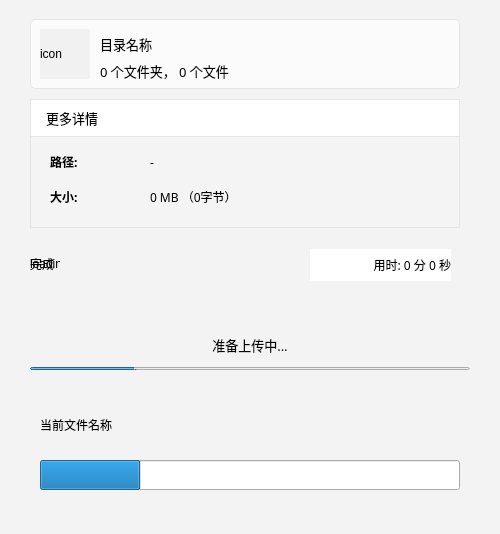
Before: the Qt Designer form Stack/File/dirprocess.ui in duqingnian/DiskClient, drawn with Qt 5.
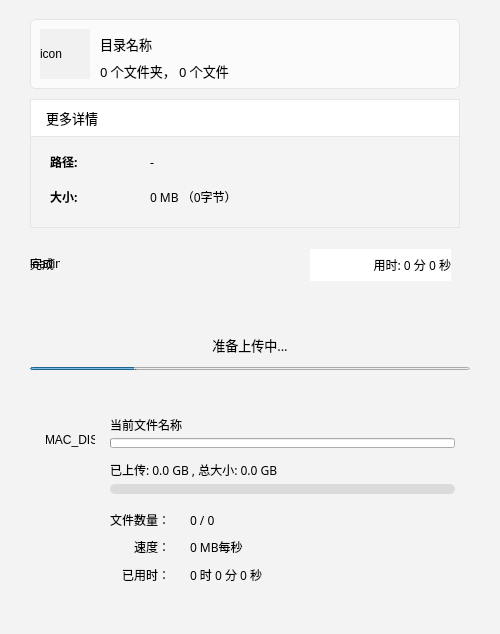
After: the same form once the commit is applied.

Commit message: 完成文件夹上传无错版本2022-6-29

Patch:
```diff
--- a/Stack/File/dirprocess.ui
+++ b/Stack/File/dirprocess.ui
@@ -7,7 +7,7 @@
     <x>0</x>
     <y>0</y>
     <width>500</width>
-    <height>534</height>
+    <height>634</height>
    </rect>
   </property>
   <property name="windowTitle">
@@ -357,15 +357,15 @@
      <x>30</x>
      <y>400</y>
      <width>440</width>
-     <height>101</height>
+     <height>201</height>
     </rect>
    </property>
    <widget class="QLabel" name="label_curr_file">
     <property name="geometry">
      <rect>
-      <x>10</x>
+      <x>80</x>
       <y>15</y>
-      <width>411</width>
+      <width>281</width>
       <height>20</height>
      </rect>
     </property>
@@ -381,19 +381,252 @@
    <widget class="QProgressBar" name="progressBar_uploading">
     <property name="geometry">
      <rect>
-      <x>10</x>
-      <y>60</y>
-      <width>420</width>
-      <height>30</height>
+      <x>80</x>
+      <y>84</y>
+      <width>345</width>
+      <height>10</height>
      </rect>
     </property>
+    <property name="styleSheet">
+     <string notr="true">#progressBar_uploading{
+     border-radius: 5px;
+     background-color: #DBDBDB;
+ }
+#progressBar_uploading::chunk {
+     background-color: #4188F9;
+	border-top-left-radius: 5px;
+border-bottom-left-radius:5px;
+ }</string>
+    </property>
     <property name="value">
-     <number>24</number>
+     <number>0</number>
     </property>
     <property name="textVisible">
      <bool>false</bool>
     </property>
    </widget>
+   <widget class="QLabel" name="label_disk_ico">
+    <property name="geometry">
+     <rect>
+      <x>15</x>
+      <y>15</y>
+      <width>50</width>
+      <height>50</height>
+     </rect>
+    </property>
+    <property name="styleSheet">
+     <string notr="true"/>
+    </property>
+    <property name="text">
+     <string>MAC_DISK</string>
+    </property>
+   </widget>
+   <widget class="QLabel" name="label__sended_size">
+    <property name="geometry">
+     <rect>
+      <x>80</x>
+      <y>62</y>
+      <width>321</width>
+      <height>16</height>
+     </rect>
+    </property>
+    <property name="font">
+     <font>
+      <family>微软雅黑</family>
+      <pointsize>9</pointsize>
+      <weight>50</weight>
+      <bold>false</bold>
+     </font>
+    </property>
+    <property name="styleSheet">
+     <string notr="true">#label__sended_size{
+font-weight:400;
+}</string>
+    </property>
+    <property name="text">
+     <string>已上传: 0.0 GB , 总大小: 0.0 GB</string>
+    </property>
+   </widget>
+   <widget class="QLabel" name="label__file_num_progress">
+    <property name="geometry">
+     <rect>
+      <x>160</x>
+      <y>110</y>
+      <width>190</width>
+      <height>20</height>
+     </rect>
+    </property>
+    <property name="font">
+     <font>
+      <family>微软雅黑</family>
+      <pointsize>9</pointsize>
+      <weight>50</weight>
+      <bold>false</bold>
+     </font>
+    </property>
+    <property name="styleSheet">
+     <string notr="true">#label__sended_size{
+font-weight:400;
+}</string>
+    </property>
+    <property name="text">
+     <string>0 / 0</string>
+    </property>
+    <property name="alignment">
+     <set>Qt::AlignLeading|Qt::AlignLeft|Qt::AlignVCenter</set>
+    </property>
+   </widget>
+   <widget class="QProgressBar" name="progressBarCurrFile">
+    <property name="geometry">
+     <rect>
+      <x>80</x>
+      <y>38</y>
+      <width>345</width>
+      <height>10</height>
+     </rect>
+    </property>
+    <property name="styleSheet">
+     <string notr="true">#progressBarCurrFile{
+     border-radius: 5px;
+     background-color: #DBDBDB;
+ }
+#progressBarCurrFile::chunk {
+     background-color: #07c160;
+	border-top-left-radius: 5px;
+border-bottom-left-radius:5px;
+ }</string>
+    </property>
+    <property name="maximum">
+     <number>1000</number>
+    </property>
+    <property name="value">
+     <number>0</number>
+    </property>
+    <property name="textVisible">
+     <bool>false</bool>
+    </property>
+   </widget>
+   <widget class="QLabel" name="label_2">
+    <property name="geometry">
+     <rect>
+      <x>80</x>
+      <y>110</y>
+      <width>60</width>
+      <height>20</height>
+     </rect>
+    </property>
+    <property name="font">
+     <font>
+      <family>微软雅黑</family>
+     </font>
+    </property>
+    <property name="text">
+     <string>文件数量：</string>
+    </property>
+    <property name="alignment">
+     <set>Qt::AlignRight|Qt::AlignTrailing|Qt::AlignVCenter</set>
+    </property>
+   </widget>
+   <widget class="QLabel" name="label_3">
+    <property name="geometry">
+     <rect>
+      <x>80</x>
+      <y>137</y>
+      <width>60</width>
+      <height>20</height>
+     </rect>
+    </property>
+    <property name="font">
+     <font>
+      <family>微软雅黑</family>
+     </font>
+    </property>
+    <property name="text">
+     <string>速度：</string>
+    </property>
+    <property name="alignment">
+     <set>Qt::AlignRight|Qt::AlignTrailing|Qt::AlignVCenter</set>
+    </property>
+   </widget>
+   <widget class="QLabel" name="label__speed">
+    <property name="geometry">
+     <rect>
+      <x>160</x>
+      <y>137</y>
+      <width>190</width>
+      <height>20</height>
+     </rect>
+    </property>
+    <property name="font">
+     <font>
+      <family>微软雅黑</family>
+      <pointsize>9</pointsize>
+      <weight>50</weight>
+      <bold>false</bold>
+     </font>
+    </property>
+    <property name="styleSheet">
+     <string notr="true">#label__sended_size{
+font-weight:400;
+}</string>
+    </property>
+    <property name="text">
+     <string>0 MB每秒</string>
+    </property>
+    <property name="alignment">
+     <set>Qt::AlignLeading|Qt::AlignLeft|Qt::AlignVCenter</set>
+    </property>
+   </widget>
+   <widget class="QLabel" name="label_4">
+    <property name="geometry">
+     <rect>
+      <x>80</x>
+      <y>165</y>
+      <width>60</width>
+      <height>20</height>
+     </rect>
+    </property>
+    <property name="font">
+     <font>
+      <family>微软雅黑</family>
+     </font>
+    </property>
+    <property name="text">
+     <string>已用时：</string>
+    </property>
+    <property name="alignment">
+     <set>Qt::AlignRight|Qt::AlignTrailing|Qt::AlignVCenter</set>
+    </property>
+   </widget>
+   <widget class="QLabel" name="label__time_used">
+    <property name="geometry">
+     <rect>
+      <x>160</x>
+      <y>165</y>
+      <width>241</width>
+      <height>20</height>
+     </rect>
+    </property>
+    <property name="font">
+     <font>
+      <family>微软雅黑</family>
+      <pointsize>9</pointsize>
+      <weight>50</weight>
+      <bold>false</bold>
+     </font>
+    </property>
+    <property name="styleSheet">
+     <string notr="true">#label__sended_size{
+font-weight:400;
+}</string>
+    </property>
+    <property name="text">
+     <string>0 时 0 分 0 秒</string>
+    </property>
+    <property name="alignment">
+     <set>Qt::AlignLeading|Qt::AlignLeft|Qt::AlignVCenter</set>
+    </property>
+   </widget>
   </widget>
  </widget>
  <resources/>
```
The commit also changes 11 other files.
